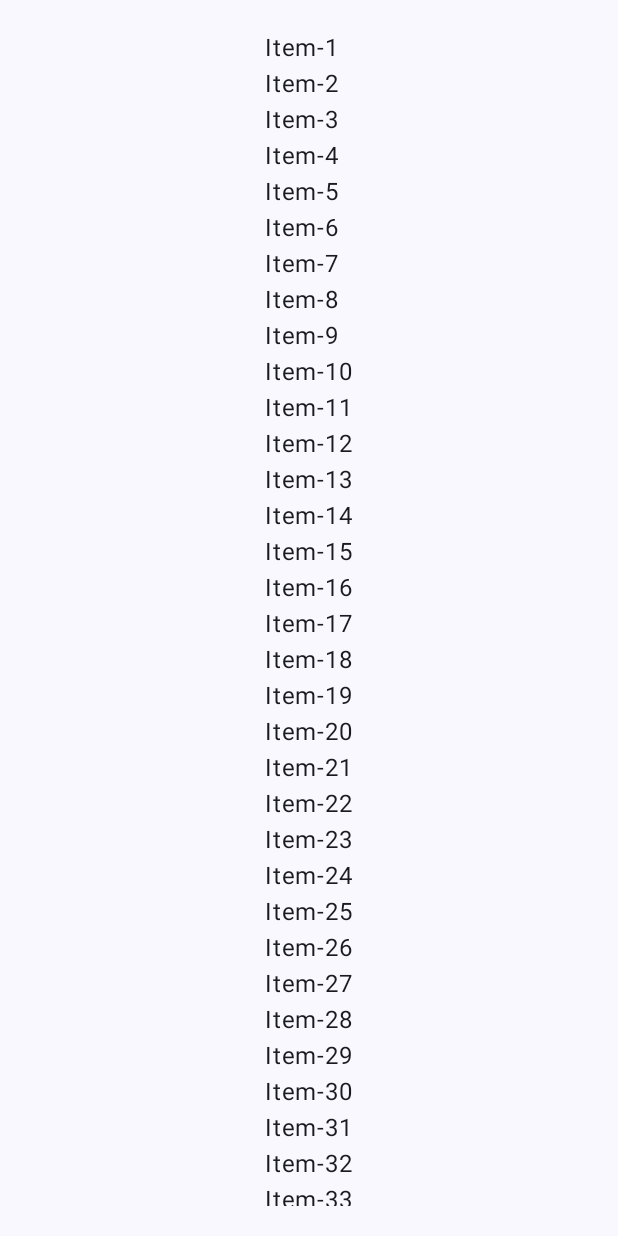
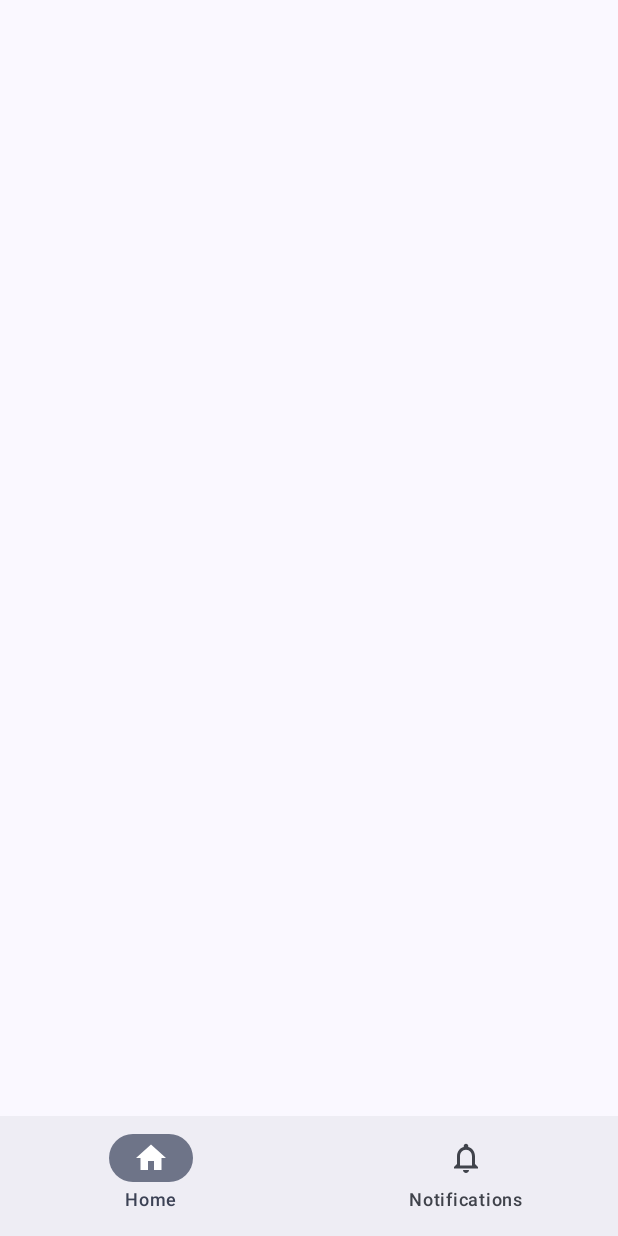
Before and after one commit to Raghav123-30/jetpack-compose-mastery, an Android app built with Jetpack Compose: the screen it shows after launch (MainActivity), on a phone screen of 412 x 824 dp. Run offline under Robolectric (Android 15) with nearby library versions, the phone set to English and light mode, and no system bars.

Commit message:
Explore compose bottom navigation bar

```diff
--- a/app/src/main/java/com/warmup/jetpackcomposemastery/MainActivity.kt
+++ b/app/src/main/java/com/warmup/jetpackcomposemastery/MainActivity.kt
@@ -20,6 +20,9 @@ import androidx.compose.material3.Scaffold
 import androidx.compose.material3.Text
 import androidx.compose.runtime.Composable
 import androidx.compose.material3.Button
+import androidx.compose.material3.Icon
+import androidx.compose.material3.NavigationBar
+import androidx.compose.material3.NavigationBarItem
 import androidx.compose.runtime.getValue
 import androidx.compose.runtime.mutableIntStateOf
 import androidx.compose.runtime.saveable.rememberSaveable
@@ -31,6 +34,7 @@ import androidx.compose.ui.res.painterResource
 import androidx.compose.ui.tooling.preview.Preview
 import androidx.compose.ui.unit.dp
 import coil3.compose.AsyncImage
+import com.warmup.jetpackcomposemastery.models.navigationItems
 import com.warmup.jetpackcomposemastery.ui.theme.JetpackComposeMasteryTheme
 
 class MainActivity : ComponentActivity() {
@@ -40,26 +44,31 @@ class MainActivity : ComponentActivity() {
         enableEdgeToEdge()
         setContent {
             JetpackComposeMasteryTheme {
-                Scaffold(modifier = Modifier.fillMaxSize()) {
+                var selectedIndex by rememberSaveable {
+                    mutableIntStateOf(0)
+                }
+                Scaffold(
+                    bottomBar = {
+                        NavigationBar {
+                            navigationItems.forEachIndexed { index, item ->
+                                NavigationBarItem(
+                                    selected = index == selectedIndex,
+                                    label = {Text(item.title)},
+                                    onClick = {
+                                        selectedIndex = index
+                                    },
+                                    icon = {
+                                        Icon(if(index == selectedIndex) item.selectedIcon else item.unselectedIcon, contentDescription = item.title)
+                                    }
+                                )
+                            }
+                        }
+                    },
+                    modifier = Modifier.fillMaxSize()) {
 
-                    Column(modifier = Modifier.fillMaxSize().padding(20.dp), verticalArrangement = Arrangement.Center, horizontalAlignment = Alignment.CenterHorizontally) {
-                       LazyListComposable()
-                    }
+
                 }
             }
         }
     }
 }
-
-
-
-@Composable
-fun LazyListComposable(){
-    LazyColumn {
-        for (i in 1..100){
-            item{
-                Text("Item-$i")
-            }
-        }
-    }
-}
--- /dev/null
+++ b/app/src/main/java/com/warmup/jetpackcomposemastery/models/NavigationItem.kt
@@ -0,0 +1,26 @@
+package com.warmup.jetpackcomposemastery.models
+
+import androidx.compose.material.icons.Icons
+import androidx.compose.material.icons.filled.Home
+import androidx.compose.material.icons.filled.Notifications
+import androidx.compose.material.icons.outlined.Home
+import androidx.compose.material.icons.outlined.Notifications
+import androidx.compose.ui.graphics.vector.ImageVector
+
+data class NavigationItem(
+    val title: String,
+    val selectedIcon: ImageVector,
+    val unselectedIcon: ImageVector
+)
+
+val navigationItems = listOf(
+    NavigationItem(title="Home",
+        selectedIcon = Icons.Filled.Home,
+        unselectedIcon = Icons.Outlined.Home
+    ),
+    NavigationItem(
+        title = "Notifications",
+        selectedIcon = Icons.Filled.Notifications,
+        unselectedIcon = Icons.Outlined.Notifications
+    )
+)
```
